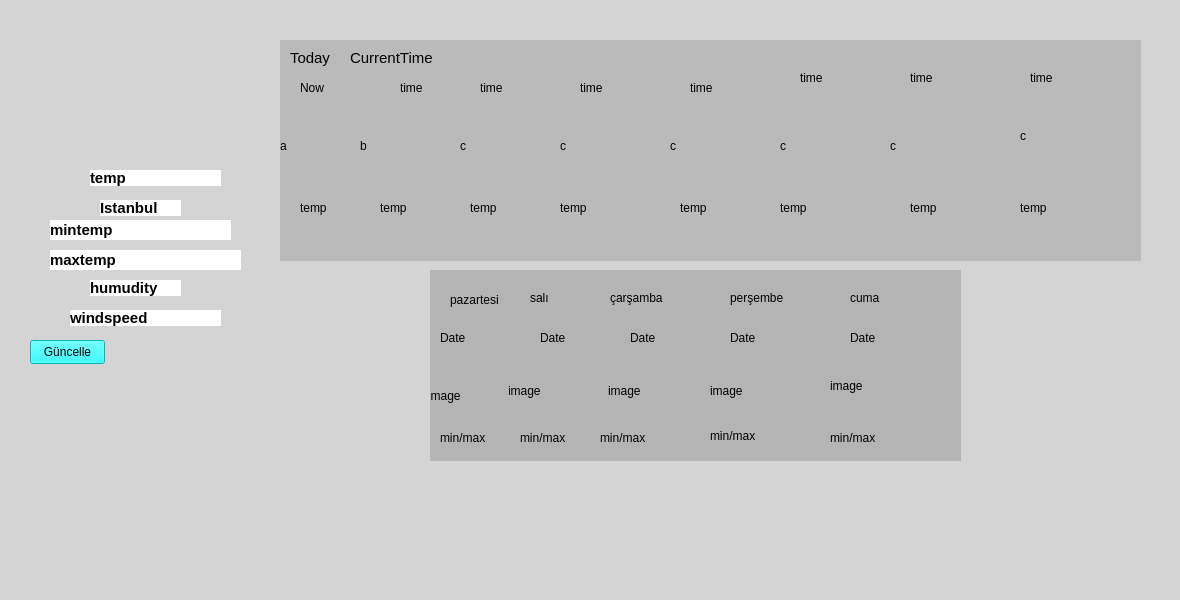
The window that mainwindow.ui (Aliylmaz/HavaDurum) describes before a commit, drawn with Qt 5.
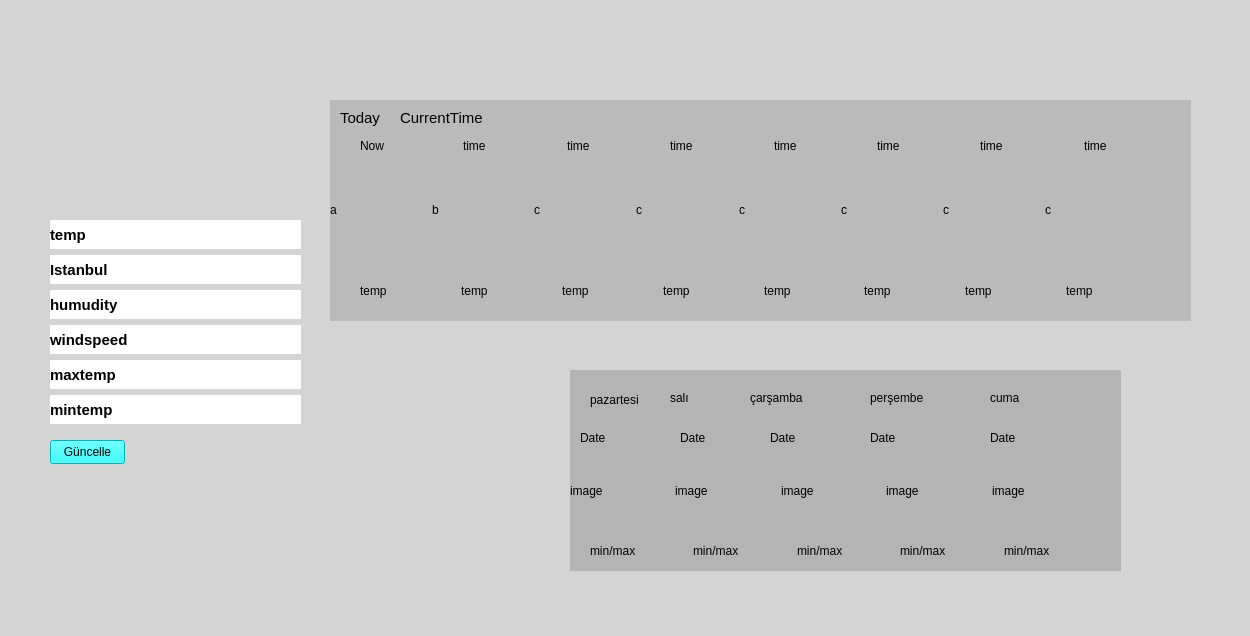
The same window after the commit.

Diff of the .ui file:
```diff
--- a/mainwindow.ui
+++ b/mainwindow.ui
@@ -6,8 +6,8 @@
    <rect>
     <x>0</x>
     <y>0</y>
-    <width>1180</width>
-    <height>600</height>
+    <width>1250</width>
+    <height>636</height>
    </rect>
   </property>
   <property name="windowTitle">
@@ -18,143 +18,11 @@
 background-color: rgb(212, 212, 212);</string>
   </property>
   <widget class="QWidget" name="centralwidget">
-   <widget class="QLabel" name="currentWindHumidity">
-    <property name="geometry">
-     <rect>
-      <x>90</x>
-      <y>280</y>
-      <width>91</width>
-      <height>16</height>
-     </rect>
-    </property>
-    <property name="font">
-     <font>
-      <pointsize>11</pointsize>
-      <bold>true</bold>
-     </font>
-    </property>
-    <property name="styleSheet">
-     <string notr="true">background-color: rgb(255, 255, 255);</string>
-    </property>
-    <property name="text">
-     <string>humudity</string>
-    </property>
-   </widget>
-   <widget class="QLabel" name="currentTemperature">
-    <property name="geometry">
-     <rect>
-      <x>90</x>
-      <y>170</y>
-      <width>131</width>
-      <height>16</height>
-     </rect>
-    </property>
-    <property name="font">
-     <font>
-      <pointsize>11</pointsize>
-      <bold>true</bold>
-     </font>
-    </property>
-    <property name="styleSheet">
-     <string notr="true">background-color: rgb(255, 255, 255);</string>
-    </property>
-    <property name="text">
-     <string>temp</string>
-    </property>
-   </widget>
-   <widget class="QLabel" name="currentLocation">
-    <property name="geometry">
-     <rect>
-      <x>100</x>
-      <y>200</y>
-      <width>81</width>
-      <height>16</height>
-     </rect>
-    </property>
-    <property name="font">
-     <font>
-      <pointsize>11</pointsize>
-      <bold>true</bold>
-     </font>
-    </property>
-    <property name="styleSheet">
-     <string notr="true">background-color: rgb(255, 255, 255);</string>
-    </property>
-    <property name="text">
-     <string>Istanbul</string>
-    </property>
-   </widget>
-   <widget class="QLabel" name="MinTemp">
-    <property name="geometry">
-     <rect>
-      <x>50</x>
-      <y>220</y>
-      <width>181</width>
-      <height>20</height>
-     </rect>
-    </property>
-    <property name="font">
-     <font>
-      <pointsize>11</pointsize>
-      <bold>true</bold>
-     </font>
-    </property>
-    <property name="styleSheet">
-     <string notr="true">background-color: rgb(255, 255, 255);</string>
-    </property>
-    <property name="text">
-     <string>mintemp</string>
-    </property>
-   </widget>
-   <widget class="QLabel" name="MaxTemp">
-    <property name="geometry">
-     <rect>
-      <x>50</x>
-      <y>250</y>
-      <width>191</width>
-      <height>20</height>
-     </rect>
-    </property>
-    <property name="font">
-     <font>
-      <pointsize>11</pointsize>
-      <bold>true</bold>
-     </font>
-    </property>
-    <property name="styleSheet">
-     <string notr="true">background-color: rgb(255, 255, 255);</string>
-    </property>
-    <property name="text">
-     <string>maxtemp</string>
-    </property>
-   </widget>
-   <widget class="QLabel" name="Ruzgarhizi">
-    <property name="geometry">
-     <rect>
-      <x>70</x>
-      <y>310</y>
-      <width>151</width>
-      <height>16</height>
-     </rect>
-    </property>
-    <property name="font">
-     <font>
-      <pointsize>11</pointsize>
-      <bold>true</bold>
-     </font>
-    </property>
-    <property name="styleSheet">
-     <string notr="true">background-color: rgb(255, 255, 255);</string>
-    </property>
-    <property name="text">
-     <string>windspeed</string>
-    </property>
-   </widget>
    <widget class="QPushButton" name="Guncelle">
     <property name="geometry">
      <rect>
-      <x>30</x>
-      <y>340</y>
+      <x>50</x>
+      <y>440</y>
       <width>75</width>
       <height>24</height>
      </rect>
@@ -169,8 +37,8 @@
    <widget class="QWidget" name="widget" native="true">
     <property name="geometry">
      <rect>
-      <x>280</x>
-      <y>40</y>
+      <x>330</x>
+      <y>100</y>
       <width>861</width>
       <height>221</height>
      </rect>
@@ -178,136 +46,6 @@
     <property name="styleSheet">
      <string notr="true">background-color: rgb(186, 186, 186);</string>
     </property>
-    <widget class="QLabel" name="temp_1">
-     <property name="geometry">
-      <rect>
-       <x>20</x>
-       <y>160</y>
-       <width>49</width>
-       <height>16</height>
-      </rect>
-     </property>
-     <property name="text">
-      <string>temp</string>
-     </property>
-    </widget>
-    <widget class="QLabel" name="image_first">
-     <property name="geometry">
-      <rect>
-       <x>0</x>
-       <y>80</y>
-       <width>101</width>
-       <height>51</height>
-      </rect>
-     </property>
-     <property name="text">
-      <string>a</string>
-     </property>
-    </widget>
-    <widget class="QLabel" name="time_6">
-     <property name="geometry">
-      <rect>
-       <x>520</x>
-       <y>30</y>
-       <width>49</width>
-       <height>16</height>
-      </rect>
-     </property>
-     <property name="text">
-      <string>time</string>
-     </property>
-    </widget>
-    <widget class="QLabel" name="temp_5">
-     <property name="geometry">
-      <rect>
-       <x>400</x>
-       <y>160</y>
-       <width>49</width>
-       <height>16</height>
-      </rect>
-     </property>
-     <property name="text">
-      <string>temp</string>
-     </property>
-    </widget>
-    <widget class="QLabel" name="time_2">
-     <property name="geometry">
-      <rect>
-       <x>120</x>
-       <y>40</y>
-       <width>49</width>
-       <height>16</height>
-      </rect>
-     </property>
-     <property name="text">
-      <string>time</string>
-     </property>
-    </widget>
-    <widget class="QLabel" name="temp_4">
-     <property name="geometry">
-      <rect>
-       <x>280</x>
-       <y>160</y>
-       <width>49</width>
-       <height>16</height>
-      </rect>
-     </property>
-     <property name="text">
-      <string>temp</string>
-     </property>
-    </widget>
-    <widget class="QLabel" name="temp_2">
-     <property name="geometry">
-      <rect>
-       <x>100</x>
-       <y>160</y>
-       <width>49</width>
-       <height>16</height>
-      </rect>
-     </property>
-     <property name="text">
-      <string>temp</string>
-     </property>
-    </widget>
-    <widget class="QLabel" name="time_first">
-     <property name="geometry">
-      <rect>
-       <x>20</x>
-       <y>40</y>
-       <width>49</width>
-       <height>16</height>
-      </rect>
-     </property>
-     <property name="text">
-      <string>Now</string>
-     </property>
-    </widget>
-    <widget class="QLabel" name="temp_3">
-     <property name="geometry">
-      <rect>
-       <x>190</x>
-       <y>160</y>
-       <width>49</width>
-       <height>16</height>
-      </rect>
-     </property>
-     <property name="text">
-      <string>temp</string>
-     </property>
-    </widget>
-    <widget class="QLabel" name="time_7">
-     <property name="geometry">
-      <rect>
-       <x>630</x>
-       <y>30</y>
-       <width>49</width>
-       <height>16</height>
-      </rect>
-     </property>
-     <property name="text">
-      <string>time</string>
-     </property>
-    </widget>
     <widget class="QLabel" name="label">
      <property name="geometry">
       <rect>
@@ -326,188 +64,6 @@
       <string>Today</string>
      </property>
     </widget>
-    <widget class="QLabel" name="time_4">
-     <property name="geometry">
-      <rect>
-       <x>300</x>
-       <y>40</y>
-       <width>49</width>
-       <height>16</height>
-      </rect>
-     </property>
-     <property name="text">
-      <string>time</string>
-     </property>
-    </widget>
-    <widget class="QLabel" name="temp_6">
-     <property name="geometry">
-      <rect>
-       <x>500</x>
-       <y>160</y>
-       <width>49</width>
-       <height>16</height>
-      </rect>
-     </property>
-     <property name="text">
-      <string>temp</string>
-     </property>
-    </widget>
-    <widget class="QLabel" name="time_3">
-     <property name="geometry">
-      <rect>
-       <x>200</x>
-       <y>40</y>
-       <width>49</width>
-       <height>16</height>
-      </rect>
-     </property>
-     <property name="text">
-      <string>time</string>
-     </property>
-    </widget>
-    <widget class="QLabel" name="temp_8">
-     <property name="geometry">
-      <rect>
-       <x>740</x>
-       <y>160</y>
-       <width>49</width>
-       <height>16</height>
-      </rect>
-     </property>
-     <property name="text">
-      <string>temp</string>
-     </property>
-    </widget>
-    <widget class="QLabel" name="time_8">
-     <property name="geometry">
-      <rect>
-       <x>750</x>
-       <y>30</y>
-       <width>49</width>
-       <height>16</height>
-      </rect>
-     </property>
-     <property name="text">
-      <string>time</string>
-     </property>
-    </widget>
-    <widget class="QLabel" name="temp_7">
-     <property name="geometry">
-      <rect>
-       <x>630</x>
-       <y>160</y>
-       <width>49</width>
-       <height>16</height>
-      </rect>
-     </property>
-     <property name="text">
-      <string>temp</string>
-     </property>
-    </widget>
-    <widget class="QLabel" name="time_5">
-     <property name="geometry">
-      <rect>
-       <x>410</x>
-       <y>40</y>
-       <width>49</width>
-       <height>16</height>
-      </rect>
-     </property>
-     <property name="text">
-      <string>time</string>
-     </property>
-    </widget>
-    <widget class="QLabel" name="image_first_2">
-     <property name="geometry">
-      <rect>
-       <x>80</x>
-       <y>80</y>
-       <width>81</width>
-       <height>51</height>
-      </rect>
-     </property>
-     <property name="text">
-      <string>b</string>
-     </property>
-    </widget>
-    <widget class="QLabel" name="image_first_3">
-     <property name="geometry">
-      <rect>
-       <x>180</x>
-       <y>80</y>
-       <width>81</width>
-       <height>51</height>
-      </rect>
-     </property>
-     <property name="text">
-      <string>c</string>
-     </property>
-    </widget>
-    <widget class="QLabel" name="image_first_4">
-     <property name="geometry">
-      <rect>
-       <x>280</x>
-       <y>80</y>
-       <width>91</width>
-       <height>51</height>
-      </rect>
-     </property>
-     <property name="text">
-      <string>c</string>
-     </property>
-    </widget>
-    <widget class="QLabel" name="image_first_5">
-     <property name="geometry">
-      <rect>
-       <x>390</x>
-       <y>80</y>
-       <width>91</width>
-       <height>51</height>
-      </rect>
-     </property>
-     <property name="text">
-      <string>c</string>
-     </property>
-    </widget>
-    <widget class="QLabel" name="image_first_6">
-     <property name="geometry">
-      <rect>
-       <x>500</x>
-       <y>80</y>
-       <width>91</width>
-       <height>51</height>
-      </rect>
-     </property>
-     <property name="text">
-      <string>c</string>
-     </property>
-    </widget>
-    <widget class="QLabel" name="image_first_7">
-     <property name="geometry">
-      <rect>
-       <x>610</x>
-       <y>80</y>
-       <width>91</width>
-       <height>51</height>
-      </rect>
-     </property>
-     <property name="text">
-      <string>c</string>
-     </property>
-    </widget>
-    <widget class="QLabel" name="image_first_8">
-     <property name="geometry">
-      <rect>
-       <x>740</x>
-       <y>70</y>
-       <width>91</width>
-       <height>51</height>
-      </rect>
-     </property>
-     <property name="text">
-      <string>c</string>
-     </property>
-    </widget>
     <widget class="QLabel" name="CurrentTime">
      <property name="geometry">
       <rect>
@@ -526,32 +82,223 @@
       <string>CurrentTime</string>
      </property>
     </widget>
+    <widget class="QWidget" name="horizontalLayoutWidget_2">
+     <property name="geometry">
+      <rect>
+       <x>0</x>
+       <y>70</y>
+       <width>811</width>
+       <height>80</height>
+      </rect>
+     </property>
+     <layout class="QHBoxLayout" name="horizontalLayout_3">
+      <item>
+       <widget class="QLabel" name="image_first">
+        <property name="text">
+         <string>a</string>
+        </property>
+       </widget>
+      </item>
+      <item>
+       <widget class="QLabel" name="image_first_2">
+        <property name="text">
+         <string>b</string>
+        </property>
+       </widget>
+      </item>
+      <item>
+       <widget class="QLabel" name="image_first_3">
+        <property name="text">
+         <string>c</string>
+        </property>
+       </widget>
+      </item>
+      <item>
+       <widget class="QLabel" name="image_first_4">
+        <property name="text">
+         <string>c</string>
+        </property>
+       </widget>
+      </item>
+      <item>
+       <widget class="QLabel" name="image_first_5">
+        <property name="text">
+         <string>c</string>
+        </property>
+       </widget>
+      </item>
+      <item>
+       <widget class="QLabel" name="image_first_6">
+        <property name="text">
+         <string>c</string>
+        </property>
+       </widget>
+      </item>
+      <item>
+       <widget class="QLabel" name="image_first_7">
+        <property name="text">
+         <string>c</string>
+        </property>
+       </widget>
+      </item>
+      <item>
+       <widget class="QLabel" name="image_first_8">
+        <property name="text">
+         <string>c</string>
+        </property>
+       </widget>
+      </item>
+     </layout>
+    </widget>
+    <widget class="QWidget" name="horizontalLayoutWidget_3">
+     <property name="geometry">
+      <rect>
+       <x>30</x>
+       <y>160</y>
+       <width>801</width>
+       <height>61</height>
+      </rect>
+     </property>
+     <layout class="QHBoxLayout" name="horizontalLayout_4">
+      <item>
+       <widget class="QLabel" name="temp_1">
+        <property name="text">
+         <string>temp</string>
+        </property>
+       </widget>
+      </item>
+      <item>
+       <widget class="QLabel" name="temp_2">
+        <property name="text">
+         <string>temp</string>
+        </property>
+       </widget>
+      </item>
+      <item>
+       <widget class="QLabel" name="temp_3">
+        <property name="text">
+         <string>temp</string>
+        </property>
+       </widget>
+      </item>
+      <item>
+       <widget class="QLabel" name="temp_4">
+        <property name="text">
+         <string>temp</string>
+        </property>
+       </widget>
+      </item>
+      <item>
+       <widget class="QLabel" name="temp_5">
+        <property name="text">
+         <string>temp</string>
+        </property>
+       </widget>
+      </item>
+      <item>
+       <widget class="QLabel" name="temp_6">
+        <property name="text">
+         <string>temp</string>
+        </property>
+       </widget>
+      </item>
+      <item>
+       <widget class="QLabel" name="temp_7">
+        <property name="text">
+         <string>temp</string>
+        </property>
+       </widget>
+      </item>
+      <item>
+       <widget class="QLabel" name="temp_8">
+        <property name="text">
+         <string>temp</string>
+        </property>
+       </widget>
+      </item>
+     </layout>
+    </widget>
+    <widget class="QWidget" name="horizontalLayoutWidget_4">
+     <property name="geometry">
+      <rect>
+       <x>30</x>
+       <y>30</y>
+       <width>821</width>
+       <height>31</height>
+      </rect>
+     </property>
+     <layout class="QHBoxLayout" name="horizontalLayout_5">
+      <item>
+       <widget class="QLabel" name="time_first">
+        <property name="text">
+         <string>Now</string>
+        </property>
+       </widget>
+      </item>
+      <item>
+       <widget class="QLabel" name="time_2">
+        <property name="text">
+         <string>time</string>
+        </property>
+       </widget>
+      </item>
+      <item>
+       <widget class="QLabel" name="time_6">
+        <property name="text">
+         <string>time</string>
+        </property>
+       </widget>
+      </item>
+      <item>
+       <widget class="QLabel" name="time_3">
+        <property name="text">
+         <string>time</string>
+        </property>
+       </widget>
+      </item>
+      <item>
+       <widget class="QLabel" name="time_7">
+        <property name="text">
+         <string>time</string>
+        </property>
+       </widget>
+      </item>
+      <item>
+       <widget class="QLabel" name="time_4">
+        <property name="text">
+         <string>time</string>
+        </property>
+       </widget>
+      </item>
+      <item>
+       <widget class="QLabel" name="time_5">
+        <property name="text">
+         <string>time</string>
+        </property>
+       </widget>
+      </item>
+      <item>
+       <widget class="QLabel" name="time_8">
+        <property name="text">
+         <string>time</string>
+        </property>
+       </widget>
+      </item>
+     </layout>
+    </widget>
    </widget>
    <widget class="QWidget" name="widget_2" native="true">
     <property name="geometry">
      <rect>
-      <x>430</x>
-      <y>270</y>
-      <width>531</width>
-      <height>191</height>
+      <x>570</x>
+      <y>370</y>
+      <width>551</width>
+      <height>201</height>
      </rect>
     </property>
     <property name="styleSheet">
      <string notr="true">background-color: rgb(180, 180, 180);</string>
     </property>
-    <widget class="QLabel" name="minmax_cuma">
-     <property name="geometry">
-      <rect>
-       <x>400</x>
-       <y>160</y>
-       <width>61</width>
-       <height>16</height>
-      </rect>
-     </property>
-     <property name="text">
-      <string>min/max</string>
-     </property>
-    </widget>
     <widget class="QLabel" name="DateCuma">
      <property name="geometry">
       <rect>
@@ -630,19 +377,6 @@
       <string>salı</string>
      </property>
     </widget>
-    <widget class="QLabel" name="image_prs">
-     <property name="geometry">
-      <rect>
-       <x>280</x>
-       <y>90</y>
-       <width>91</width>
-       <height>61</height>
-      </rect>
-     </property>
-     <property name="text">
-      <string>image</string>
-     </property>
-    </widget>
     <widget class="QLabel" name="DateCrs">
      <property name="geometry">
       <rect>
@@ -656,58 +390,6 @@
       <string>Date</string>
      </property>
     </widget>
-    <widget class="QLabel" name="minmax_sali">
-     <property name="geometry">
-      <rect>
-       <x>90</x>
-       <y>160</y>
-       <width>61</width>
-       <height>16</height>
-      </rect>
-     </property>
-     <property name="text">
-      <string>min/max</string>
-     </property>
-    </widget>
-    <widget class="QLabel" name="image_cuma">
-     <property name="geometry">
-      <rect>
-       <x>400</x>
-       <y>90</y>
-       <width>91</width>
-       <height>51</height>
-      </rect>
-     </property>
-     <property name="text">
-      <string>image</string>
-     </property>
-    </widget>
-    <widget class="QLabel" name="image_crs">
-     <property name="geometry">
-      <rect>
-       <x>178</x>
-       <y>90</y>
-       <width>81</width>
-       <height>61</height>
-      </rect>
-     </property>
-     <property name="text">
-      <string>image</string>
-     </property>
-    </widget>
-    <widget class="QLabel" name="minmax_pers">
-     <property name="geometry">
-      <rect>
-       <x>280</x>
-       <y>156</y>
-       <width>61</width>
-       <height>20</height>
-      </rect>
-     </property>
-     <property name="text">
-      <string>min/max</string>
-     </property>
-    </widget>
     <widget class="QLabel" name="Daycuma">
      <property name="geometry">
       <rect>
@@ -721,32 +403,6 @@
       <string>cuma</string>
      </property>
     </widget>
-    <widget class="QLabel" name="image_sali">
-     <property name="geometry">
-      <rect>
-       <x>78</x>
-       <y>90</y>
-       <width>91</width>
-       <height>61</height>
-      </rect>
-     </property>
-     <property name="text">
-      <string>image</string>
-     </property>
-    </widget>
-    <widget class="QLabel" name="minmax_cars">
-     <property name="geometry">
-      <rect>
-       <x>170</x>
-       <y>160</y>
-       <width>71</width>
-       <height>16</height>
-      </rect>
-     </property>
-     <property name="text">
-      <string>min/max</string>
-     </property>
-    </widget>
     <widget class="QLabel" name="Datepzt">
      <property name="geometry">
       <rect>
@@ -760,32 +416,6 @@
       <string>Date</string>
      </property>
     </widget>
-    <widget class="QLabel" name="minmax_pzt">
-     <property name="geometry">
-      <rect>
-       <x>10</x>
-       <y>160</y>
-       <width>61</width>
-       <height>16</height>
-      </rect>
-     </property>
-     <property name="text">
-      <string>min/max</string>
-     </property>
-    </widget>
-    <widget class="QLabel" name="image_pzt">
-     <property name="geometry">
-      <rect>
-       <x>-2</x>
-       <y>90</y>
-       <width>81</width>
-       <height>71</height>
-      </rect>
-     </property>
-     <property name="text">
-      <string>image</string>
-     </property>
-    </widget>
     <widget class="QLabel" name="Daypzt">
      <property name="geometry">
       <rect>
@@ -799,12 +429,106 @@
       <string>pazartesi</string>
      </property>
     </widget>
+    <widget class="QWidget" name="horizontalLayoutWidget">
+     <property name="geometry">
+      <rect>
+       <x>0</x>
+       <y>80</y>
+       <width>521</width>
+       <height>81</height>
+      </rect>
+     </property>
+     <layout class="QHBoxLayout" name="horizontalLayout">
+      <item>
+       <widget class="QLabel" name="image_pzt">
+        <property name="text">
+         <string>image</string>
+        </property>
+       </widget>
+      </item>
+      <item>
+       <widget class="QLabel" name="image_sali">
+        <property name="text">
+         <string>image</string>
+        </property>
+       </widget>
+      </item>
+      <item>
+       <widget class="QLabel" name="image_crs">
+        <property name="text">
+         <string>image</string>
+        </property>
+       </widget>
+      </item>
+      <item>
+       <widget class="QLabel" name="image_prs">
+        <property name="text">
+         <string>image</string>
+        </property>
+       </widget>
+      </item>
+      <item>
+       <widget class="QLabel" name="image_cuma">
+        <property name="text">
+         <string>image</string>
+        </property>
+       </widget>
+      </item>
+     </layout>
+    </widget>
+    <widget class="QWidget" name="horizontalLayoutWidget_5">
+     <property name="geometry">
+      <rect>
+       <x>20</x>
+       <y>170</y>
+       <width>511</width>
+       <height>21</height>
+      </rect>
+     </property>
+     <layout class="QHBoxLayout" name="horizontalLayout_6">
+      <item>
+       <widget class="QLabel" name="minmax_pers">
+        <property name="text">
+         <string>min/max</string>
+        </property>
+       </widget>
+      </item>
+      <item>
+       <widget class="QLabel" name="minmax_cars">
+        <property name="text">
+         <string>min/max</string>
+        </property>
+       </widget>
+      </item>
+      <item>
+       <widget class="QLabel" name="minmax_sali">
+        <property name="text">
+         <string>min/max</string>
+        </property>
+       </widget>
+      </item>
+      <item>
+       <widget class="QLabel" name="minmax_pzt">
+        <property name="text">
+         <string>min/max</string>
+        </property>
+       </widget>
+      </item>
+      <item>
+       <widget class="QLabel" name="minmax_cuma">
+        <property name="text">
+         <string>min/max</string>
+        </property>
+       </widget>
+      </item>
+     </layout>
+    </widget>
    </widget>
    <widget class="QLabel" name="currentWeatherIcon">
     <property name="geometry">
      <rect>
-      <x>90</x>
-      <y>40</y>
+      <x>120</x>
+      <y>70</y>
       <width>101</width>
       <height>111</height>
      </rect>
@@ -813,6 +537,114 @@
      <string/>
     </property>
    </widget>
+   <widget class="QWidget" name="verticalLayoutWidget">
+    <property name="geometry">
+     <rect>
+      <x>50</x>
+      <y>220</y>
+      <width>251</width>
+      <height>204</height>
+     </rect>
+    </property>
+    <layout class="QVBoxLayout" name="verticalLayout">
+     <item>
+      <widget class="QLabel" name="currentTemperature">
+       <property name="font">
+        <font>
+         <pointsize>11</pointsize>
+         <bold>true</bold>
+        </font>
+       </property>
+       <property name="styleSheet">
+        <string notr="true">background-color: rgb(255, 255, 255);</string>
+       </property>
+       <property name="text">
+        <string>temp</string>
+       </property>
+      </widget>
+     </item>
+     <item>
+      <widget class="QLabel" name="currentLocation">
+       <property name="font">
+        <font>
+         <pointsize>11</pointsize>
+         <bold>true</bold>
+        </font>
+       </property>
+       <property name="styleSheet">
+        <string notr="true">background-color: rgb(255, 255, 255);</string>
+       </property>
+       <property name="text">
+        <string>Istanbul</string>
+       </property>
+      </widget>
+     </item>
+     <item>
+      <widget class="QLabel" name="currentWindHumidity">
+       <property name="font">
+        <font>
+         <pointsize>11</pointsize>
+         <bold>true</bold>
+        </font>
+       </property>
+       <property name="styleSheet">
+        <string notr="true">background-color: rgb(255, 255, 255);</string>
+       </property>
+       <property name="text">
+        <string>humudity</string>
+       </property>
+      </widget>
+     </item>
+     <item>
+      <widget class="QLabel" name="Ruzgarhizi">
+       <property name="font">
+        <font>
+         <pointsize>11</pointsize>
+         <bold>true</bold>
+        </font>
+       </property>
+       <property name="styleSheet">
+        <string notr="true">background-color: rgb(255, 255, 255);</string>
+       </property>
+       <property name="text">
+        <string>windspeed</string>
+       </property>
+      </widget>
+     </item>
+     <item>
+      <widget class="QLabel" name="MaxTemp">
+       <property name="font">
+        <font>
+         <pointsize>11</pointsize>
+         <bold>true</bold>
+        </font>
+       </property>
+       <property name="styleSheet">
+        <string notr="true">background-color: rgb(255, 255, 255);</string>
+       </property>
+       <property name="text">
+        <string>maxtemp</string>
+       </property>
+      </widget>
+     </item>
+     <item>
+      <widget class="QLabel" name="MinTemp">
+       <property name="font">
+        <font>
+         <pointsize>11</pointsize>
+         <bold>true</bold>
+        </font>
+       </property>
+       <property name="styleSheet">
+        <string notr="true">background-color: rgb(255, 255, 255);</string>
+       </property>
+       <property name="text">
+        <string>mintemp</string>
+       </property>
+      </widget>
+     </item>
+    </layout>
+   </widget>
   </widget>
   <widget class="QMenuBar" name="menubar">
    <property name="geometry">
```
Left out of the diff: 3 changed lines with no effect on the pictures.
